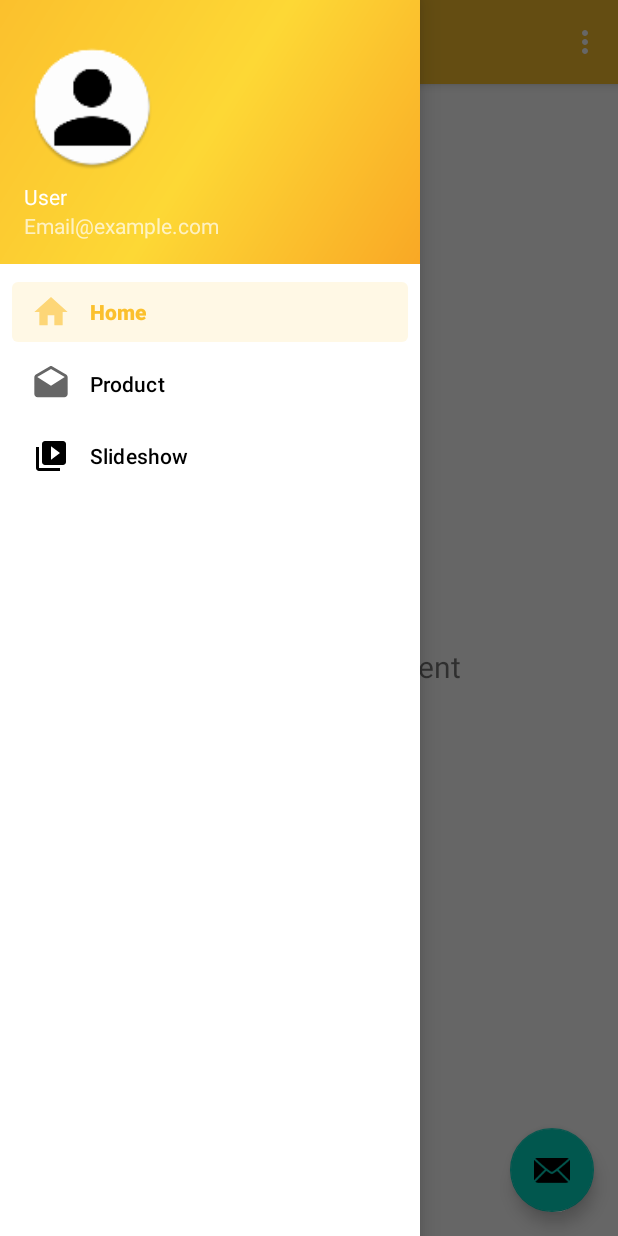
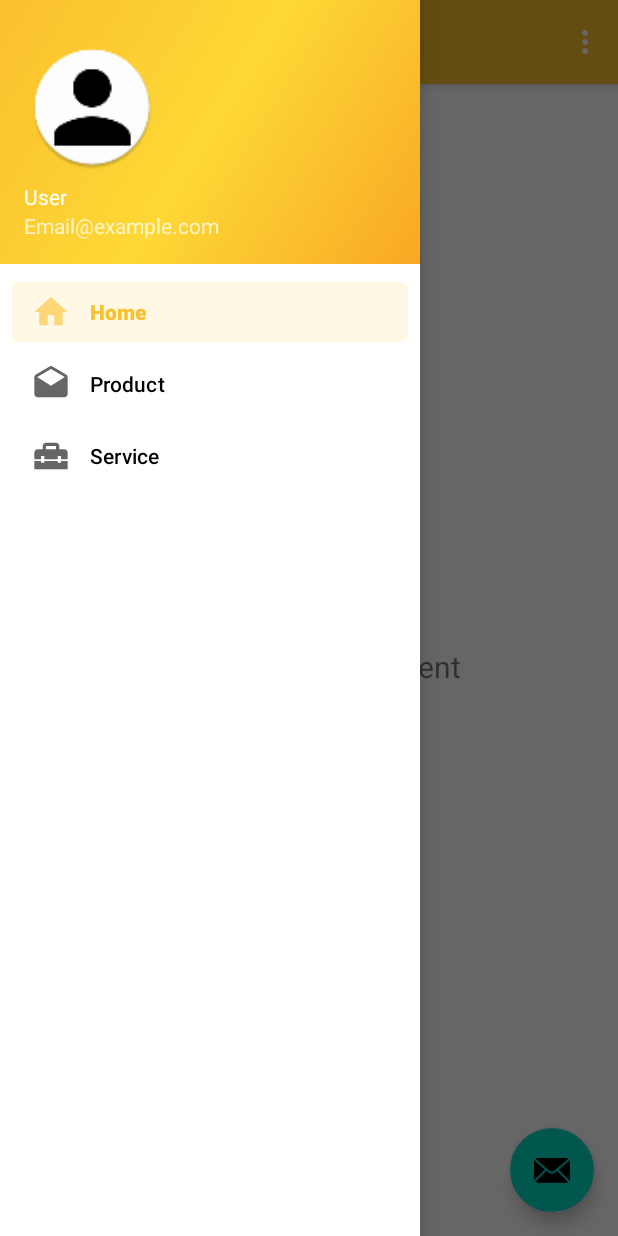
Before and after one commit to omar2702/WheelManager_Movil, an Android app: the screen it shows after launch (NavigatioBetaActivity), with the side drawer open, on a phone screen of 412 x 824 dp. Run offline under Robolectric (Android 15) with nearby library versions, the phone set to English and light mode, and no system bars; our stand-ins replace navigation-ui.

Commit message:
hot: Create layout ServiceFragment.kt in navigation.

```diff
--- a/WheelManager/app/src/main/java/pe/edu/upc/wheelmanager/NavigatioBetaActivity.kt
+++ b/WheelManager/app/src/main/java/pe/edu/upc/wheelmanager/NavigatioBetaActivity.kt
@@ -36,7 +36,7 @@ class NavigatioBetaActivity : AppCompatActivity() {
         // menu should be considered as top level destinations.
         appBarConfiguration = AppBarConfiguration(
             setOf(
-                R.id.nav_home, R.id.nav_gallery, R.id.nav_slideshow
+                R.id.nav_home, R.id.nav_gallery, R.id.nav_service
             ), drawerLayout
         )
         setupActionBarWithNavController(navController, appBarConfiguration)
--- a/WheelManager/app/src/main/java/pe/edu/upc/wheelmanager/ui/gallery/GalleryFragment.kt
+++ b/WheelManager/app/src/main/java/pe/edu/upc/wheelmanager/ui/gallery/GalleryFragment.kt
@@ -19,8 +19,7 @@ class GalleryFragment : Fragment() {
         container: ViewGroup?,
         savedInstanceState: Bundle?
     ): View? {
-        createViwModel =
-            ViewModelProvider(this).get(GalleryViewModel::class.java)
+        createViwModel = ViewModelProvider(this).get(GalleryViewModel::class.java)
         val root = inflater.inflate(R.layout.fragment_gallery, container, false)
         val textView: TextView = root.findViewById(R.id.text_gallery)
         createViwModel.text.observe(viewLifecycleOwner, Observer {
--- a/WheelManager/app/src/main/java/pe/edu/upc/wheelmanager/ui/slideshow/SlideshowViewModel.kt
+++ b/WheelManager/app/src/main/java/pe/edu/upc/wheelmanager/ui/slideshow/ServiceViewModel.kt
@@ -4,10 +4,10 @@ import androidx.lifecycle.LiveData
 import androidx.lifecycle.MutableLiveData
 import androidx.lifecycle.ViewModel
 
-class SlideshowViewModel : ViewModel() {
+class ServiceViewModel : ViewModel() {
 
     private val _text = MutableLiveData<String>().apply {
-        value = "This is slideshow Fragment"
+        value = "This is service Fragment"
     }
     val text: LiveData<String> = _text
 }
--- /dev/null
+++ b/WheelManager/app/src/main/res/drawable-anydpi/ic_menu_service.xml
@@ -0,0 +1,19 @@
+<vector xmlns:android="http://schemas.android.com/apk/res/android"
+    android:width="24dp"
+    android:height="24dp"
+    android:viewportWidth="24"
+    android:viewportHeight="24"
+    android:tint="#333333"
+    android:alpha="0.6">
+  <group android:scaleX="1.1111112"
+      android:scaleY="1.1111112"
+      android:translateX="-1.3333334"
+      android:translateY="-1.3333334">
+    <path
+        android:fillColor="@android:color/white"
+        android:pathData="M18,16l-2,0l0,-1l-8,0l0,1l-2,0l0,-1l-4,0l0,5l20,0l0,-5l-4,0z"/>
+    <path
+        android:fillColor="@android:color/white"
+        android:pathData="M20,8h-3V6c0,-1.1 -0.9,-2 -2,-2H9C7.9,4 7,4.9 7,6v2H4c-1.1,0 -2,0.9 -2,2v4h4v-2h2v2h8v-2h2v2h4v-4C22,8.9 21.1,8 20,8zM15,8H9V6h6V8z"/>
+  </group>
+</vector>
--- a/WheelManager/app/src/main/res/layout/fragment_slideshow.xml
+++ b/WheelManager/app/src/main/res/layout/fragment_service.xml
@@ -4,7 +4,7 @@
     xmlns:tools="http://schemas.android.com/tools"
     android:layout_width="match_parent"
     android:layout_height="match_parent"
-    tools:context=".ui.slideshow.SlideshowFragment">
+    tools:context=".ui.slideshow.ServiceFragment">
 
     <TextView
         android:id="@+id/text_slideshow"
--- a/WheelManager/app/src/main/res/menu/activity_main_drawer.xml
+++ b/WheelManager/app/src/main/res/menu/activity_main_drawer.xml
@@ -13,8 +13,9 @@
             android:icon="@drawable/ic_menu_product"
             android:title="@string/menu_gallery" />
         <item
-            android:id="@+id/nav_slideshow"
-            android:icon="@drawable/ic_menu_slideshow"
-            android:title="@string/menu_slideshow" />
+            android:id="@+id/nav_service"
+            android:icon="@drawable/ic_menu_service"
+            android:title="@string/menu_service"/>
+
     </group>
 </menu>
--- a/WheelManager/app/src/main/res/values/strings.xml
+++ b/WheelManager/app/src/main/res/values/strings.xml
@@ -10,5 +10,5 @@
 
     <string name="menu_home">Home</string>
     <string name="menu_gallery">Product</string>
-    <string name="menu_slideshow">Slideshow</string>
+    <string name="menu_service">Service</string>
 </resources>
```
Also changed, not shown: WheelManager/app/src/main/java/pe/edu/upc/wheelmanager/ui/CreateService/CreateService.kt (deleted, +0 -32 lines), WheelManager/app/src/main/java/pe/edu/upc/wheelmanager/ui/CreateService/CreateViewModel_CreateService.kt (deleted, +0 -7 lines), WheelManager/app/src/main/java/pe/edu/upc/wheelmanager/ui/slideshow/ServiceFragment.kt (renamed from WheelManager/app/src/main/java/pe/edu/upc/wheelmanager/ui/slideshow/SlideshowFragment.kt, +6 -6 lines), WheelManager/app/src/main/res/layout/create_fragment_service.xml (deleted, +0 -13 lines), WheelManager/app/src/main/res/navigation/mobile_navigatio.xml (+5 -4 lines), WheelManager/app/src/main/res/drawable-hdpi/ic_menu_service.png (added), WheelManager/app/src/main/res/drawable-mdpi/ic_menu_service.png (added), WheelManager/app/src/main/res/drawable-xhdpi/ic_menu_service.png (added), WheelManager/app/src/main/res/drawable-xxhdpi/ic_menu_service.png (added).
